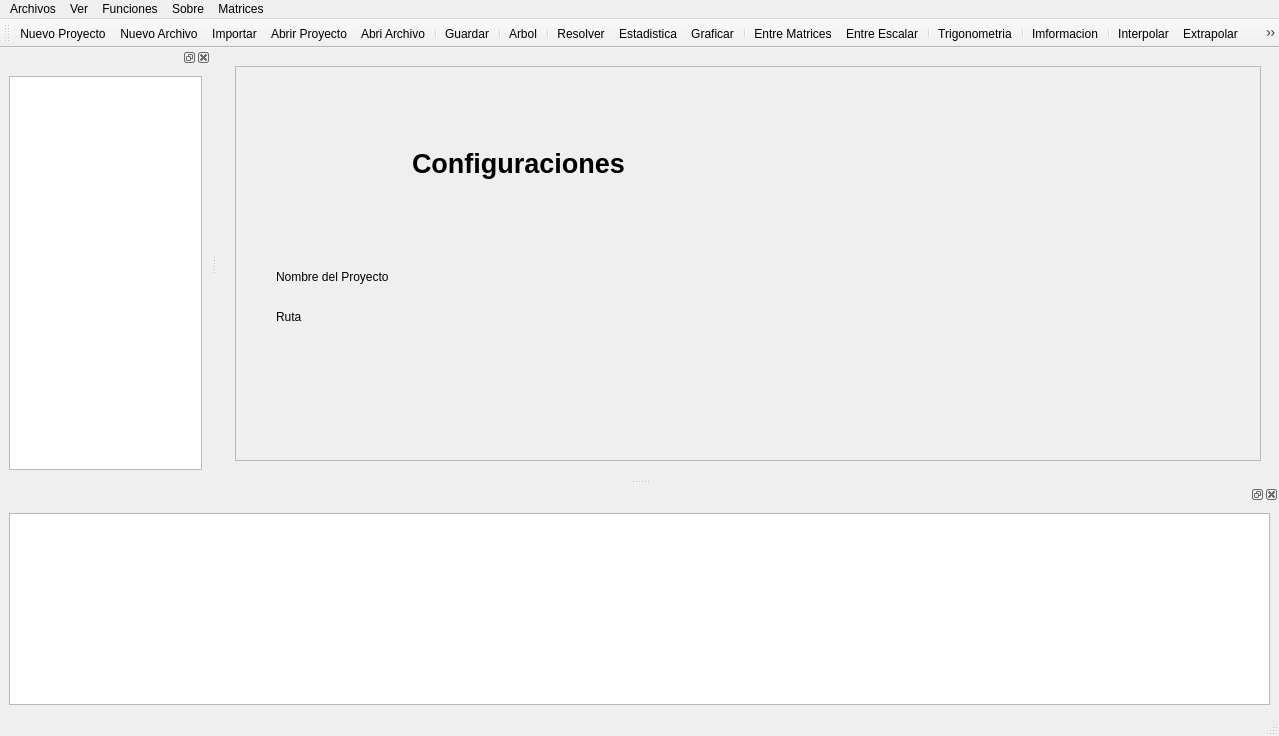
This is Gamma/mainwindow.ui in enrique76/Gamma as Qt 5 draws it before an edit. The edited form follows.
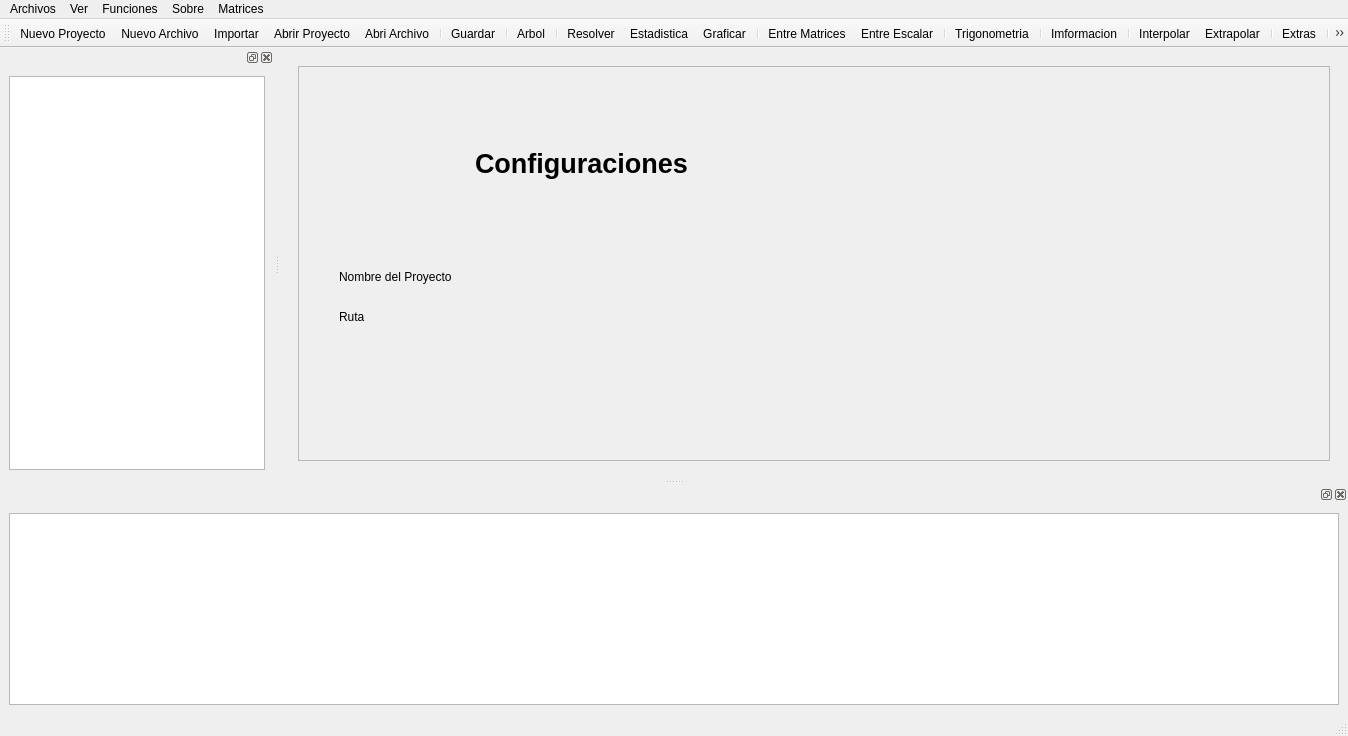
This is the edited form. The open tabs and pages were chosen to show the change. Icons and pictures are not drawn.

Patch:
```diff
--- a/Gamma/mainwindow.ui
+++ b/Gamma/mainwindow.ui
@@ -6,7 +6,7 @@
    <rect>
     <x>0</x>
     <y>0</y>
-    <width>1279</width>
+    <width>1348</width>
     <height>736</height>
    </rect>
   </property>
@@ -482,11 +482,11 @@
             <rect>
              <x>0</x>
              <y>0</y>
-             <width>1126</width>
-             <height>465</height>
+             <width>1194</width>
+             <height>358</height>
             </rect>
            </property>
-           <widget class="QWidget" name="">
+           <widget class="QWidget" name="layoutWidget">
             <property name="geometry">
              <rect>
               <x>20</x>
@@ -573,7 +573,7 @@
     <rect>
      <x>0</x>
      <y>0</y>
-     <width>1279</width>
+     <width>1348</width>
      <height>25</height>
     </rect>
    </property>
```
Left out of the diff: 7 changed lines with no effect on the pictures.
